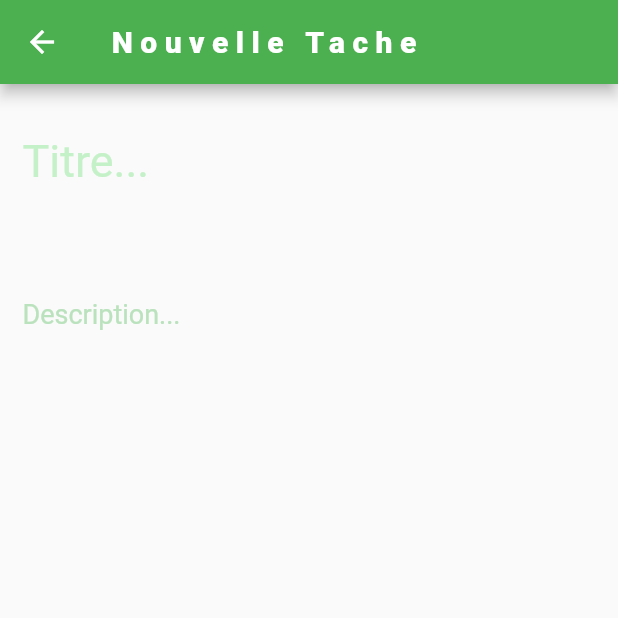
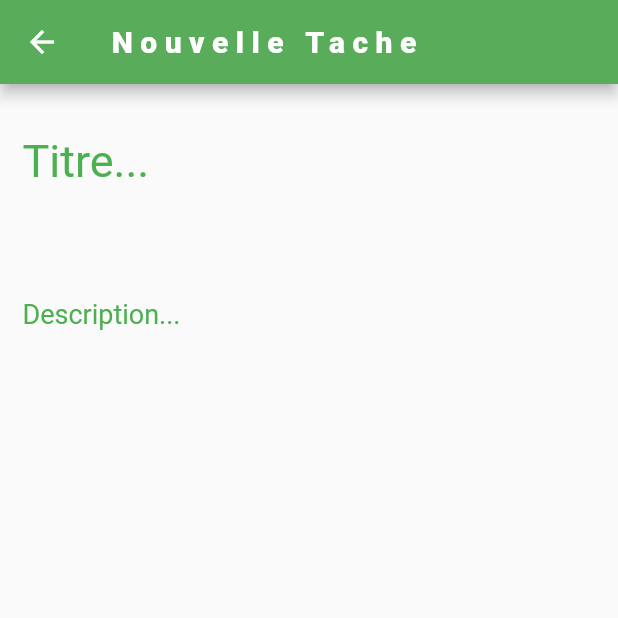
Before and after one commit to bassakendev/ben_flutter, a Flutter app: the screen it shows after launch, scrolled down 79 dp, after a tap on "Créer", on a phone screen of 412 x 824 dp, the top half of it. Run offline on Flutter 3.47's test engine with Material 2 defaults, Android fonts, the phone set to English and light mode, and no system bars; our stand-ins replace sqflite; accounts and stored records are empty.

Commit message:
theme ok all

```diff
--- a/lib/assset/Home.dart
+++ b/lib/assset/Home.dart
@@ -25,13 +25,7 @@ class _HomeState extends State<Home> {
 
   @override
   Widget build(BuildContext context) {
-    return MaterialApp(
-        theme: ThemeData.light(),
-        darkTheme: ThemeData.dark(),
-        themeMode: light ? ThemeMode.light : ThemeMode.dark,
-        debugShowCheckedModeBanner: false,
-        title: 'Bassakendev',
-        home: WillPopScope(
+    return WillPopScope(
             onWillPop: () async {
               // Action à effectuer lorsque l'utilisateur appuie sur la touche physique de retour
               SystemNavigator.pop();
@@ -116,6 +110,6 @@ class _HomeState extends State<Home> {
                       icon: Icon(Icons.settings))
                 ]),
               ),
-            ))));
+        )));
   }
 }
--- a/lib/controller/settingController/Themes.dart
+++ b/lib/controller/settingController/Themes.dart
@@ -2,6 +2,7 @@
 
 import 'package:flutter/material.dart';
 
+import '../../appAppearance/AppAppearance.dart';
 import '../../dataBase/Tache.dart';
 import '../../main.dart';
 
@@ -11,12 +12,15 @@ class Themes extends StatefulWidget {
 }
 
 class _ThemesState extends State<Themes> {
+  AppAppearance app = AppAppearance();
+
   String selectedColor = 'Vert';
 
   @override
   Widget build(BuildContext context) {
     return Scaffold(
       appBar: AppBar(
+        backgroundColor: app.appearance(light, themes).primaryColor,
         title: Text('Choisir une couleur'),
       ),
       body: Center(
--- a/lib/controller/tacheController/CreatTache.dart
+++ b/lib/controller/tacheController/CreatTache.dart
@@ -6,12 +6,15 @@ import '../../../dataBase/Tache.dart';
 import 'package:intl/intl.dart';
 import 'dart:core';
 
+import '../../appAppearance/AppAppearance.dart';
+
 class CreatTache extends StatefulWidget {
   @override
   _CreatTacheState createState() => _CreatTacheState();
 }
 
 class _CreatTacheState extends State<CreatTache> {
+  AppAppearance app = AppAppearance();
   final _formkey = GlobalKey<FormState>();
   List<Tache> tachesCopy = taches;
   String titre = '';
@@ -24,8 +27,7 @@ class _CreatTacheState extends State<CreatTache> {
     return Scaffold(
         appBar: AppBar(
           title: Text('Nouvelle Tache'),
-          backgroundColor:
-              light ? Colors.green : Color.fromARGB(255, 33, 68, 35),
+          backgroundColor: app.appearance(light, themes).primaryColor,
           titleTextStyle: TextStyle(
             letterSpacing: 5,
             color: Colors.white,
@@ -41,12 +43,13 @@ class _CreatTacheState extends State<CreatTache> {
               child: TextField(
                 style: TextStyle(fontSize: 22.0),
                 maxLines: null,
-                cursorColor: Colors.green,
+                cursorColor: app.appearance(light, themes).secondlyColor,
                 decoration: InputDecoration(
                   border: InputBorder.none,
                   labelText: 'Titre...',
                   labelStyle: TextStyle(
-                      color: Color.fromARGB(255, 197, 241, 200), fontSize: 30),
+                      color: app.appearance(light, themes).secondlyColor,
+                      fontSize: 30),
                 ),
                 onChanged: (value) {
                   setState(() {
@@ -62,13 +65,13 @@ class _CreatTacheState extends State<CreatTache> {
                 padding: EdgeInsets.all(15.0),
                 child: TextField(
                   style: TextStyle(fontSize: 22.0),
-                  cursorColor: Colors.green,
+                  cursorColor: app.appearance(light, themes).secondlyColor,
                   maxLines: null,
                   decoration: InputDecoration(
                       border: InputBorder.none,
                       labelText: 'Description...',
                       labelStyle: TextStyle(
-                        color: Color.fromARGB(255, 186, 226, 189),
+                        color: app.appearance(light, themes).secondlyColor,
                         fontSize: 18,
                       )),
                   onChanged: (value) {
@@ -110,9 +113,8 @@ class _CreatTacheState extends State<CreatTache> {
                               color: Colors.white,
                             )),
                         style: ButtonStyle(
-                          backgroundColor: MaterialStatePropertyAll(light
-                              ? Colors.green
-                              : Color.fromARGB(255, 101, 133, 102)),
+                          backgroundColor: MaterialStatePropertyAll(
+                              app.appearance(light, themes).primaryColor),
                         ),
                       ),
                     )),
--- a/lib/controller/tacheController/ShowTache.dart
+++ b/lib/controller/tacheController/ShowTache.dart
@@ -3,6 +3,7 @@
 import 'package:flutter/material.dart';
 
 import '../../../dataBase/Tache.dart';
+import '../../appAppearance/AppAppearance.dart';
 
 class ShowTache extends StatefulWidget {
   final String titre;
@@ -13,6 +14,7 @@ class ShowTache extends StatefulWidget {
 }
 
 class _TacheState extends State<ShowTache> {
+  AppAppearance app = AppAppearance();
   @override
   Widget build(BuildContext context) {
     String titre = widget.titre;
@@ -20,7 +22,7 @@ class _TacheState extends State<ShowTache> {
     return Scaffold(
       appBar: AppBar(
         title: Text(titre),
-        backgroundColor: light ? Colors.green : Color.fromARGB(255, 33, 68, 35),
+        backgroundColor: app.appearance(light, themes).primaryColor,
         titleTextStyle: TextStyle(
           letterSpacing: 5,
           color: Colors.white,
```
Also changed, not shown: lib/assset/Settings.dart (+6 -1 lines), lib/controller/settingController/Apropos.dart (+5 -7 lines), lib/controller/settingController/Langues.dart (+8 -2 lines), lib/controller/settingController/Mode.dart (+7 -1 lines), lib/controller/tacheController/UpdateTache.dart (+11 -9 lines).
